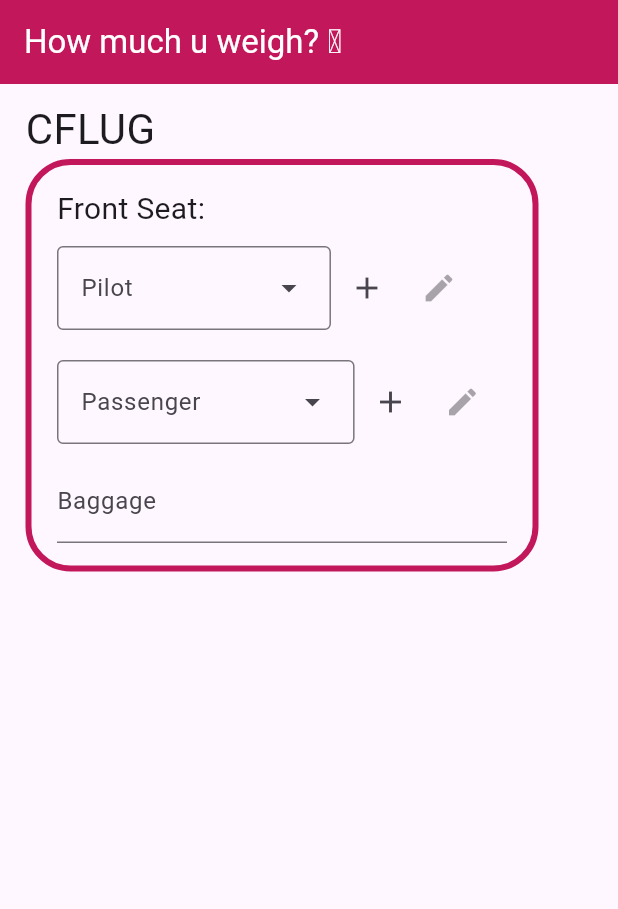
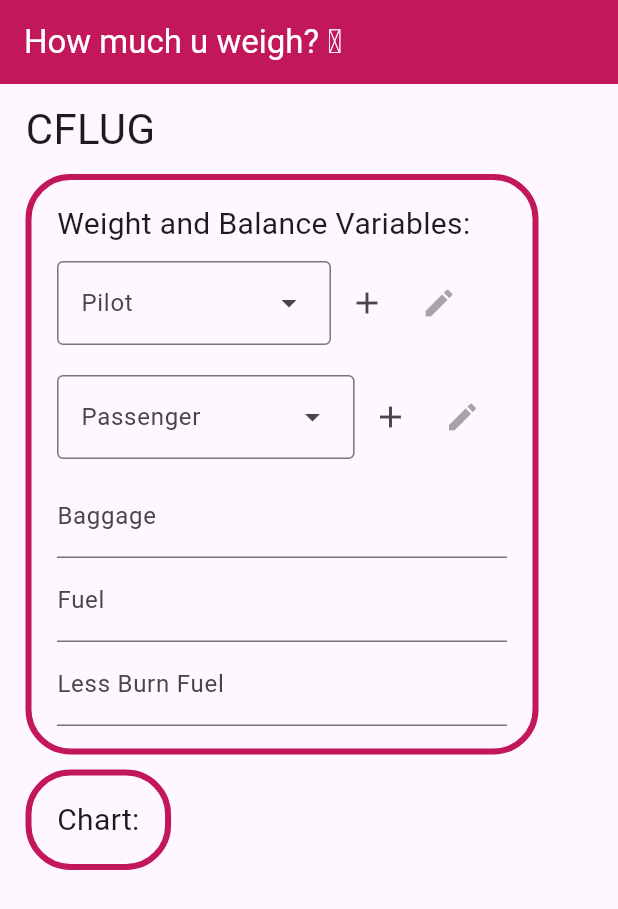
Before and after one commit to gabor6502/WBX, a Flutter app: the screen it shows after launch, on a phone screen of 412 x 824 dp. Shown: the top 909 px of the screen. Run offline on Flutter 3.47's test engine with Material 3 defaults, Android fonts, the phone set to English and light mode, and no system bars; our stand-ins replace flutter_bloc.

Commit message:
setup for variable entry

```diff
--- a/lib/WB/weight_and_balance.dart
+++ b/lib/WB/weight_and_balance.dart
@@ -52,6 +52,7 @@ class _WeightAndBalanceState extends State<WeightAndBalance> {
                 border: Border.all(color: Colors.pink.shade700, width: 4),
                 borderRadius: BorderRadius.all(Radius.circular(30)),
               ),
+              margin: EdgeInsets.symmetric(vertical: 10, horizontal: 0),
               padding: EdgeInsetsDirectional.symmetric(
                 vertical: 15,
                 horizontal: 17,
@@ -59,7 +60,10 @@ class _WeightAndBalanceState extends State<WeightAndBalance> {
               child: Column(
                 crossAxisAlignment: CrossAxisAlignment.start,
                 children: [
-                  Text("Front Seat: ", style: TextStyle(fontSize: 20)),
+                  Text(
+                    "Weight and Balance Variables:",
+                    style: TextStyle(fontSize: 20),
+                  ),
                   DropdownEditable<Pilot>(
                     key: UniqueKey(),
                     list: emptyStubPilots,
@@ -70,11 +74,23 @@ class _WeightAndBalanceState extends State<WeightAndBalance> {
                     list: emptyStubPassengers,
                     label: "Passenger",
                   ),
-                  TextEntry(
-                    hintText: "Enter baggage weight",
-                    labelText: "Baggage",
-                  ),
+                  TextEntry(hintText: "lbs", labelText: "Baggage"),
+                  TextEntry(hintText: "gal", labelText: "Fuel"),
+                  TextEntry(hintText: "gal", labelText: "Less Burn Fuel"),
                 ],
+              ),
+            ),
+            Container(
+              decoration: BoxDecoration(
+                border: Border.all(color: Colors.pink.shade700, width: 4),
+                borderRadius: BorderRadius.all(Radius.circular(30)),
+              ),
+              padding: EdgeInsetsDirectional.symmetric(
+                vertical: 15,
+                horizontal: 17,
+              ),
+              child: Column(
+                children: [Text("Chart:", style: TextStyle(fontSize: 20))],
               ),
             ),
           ],
```
